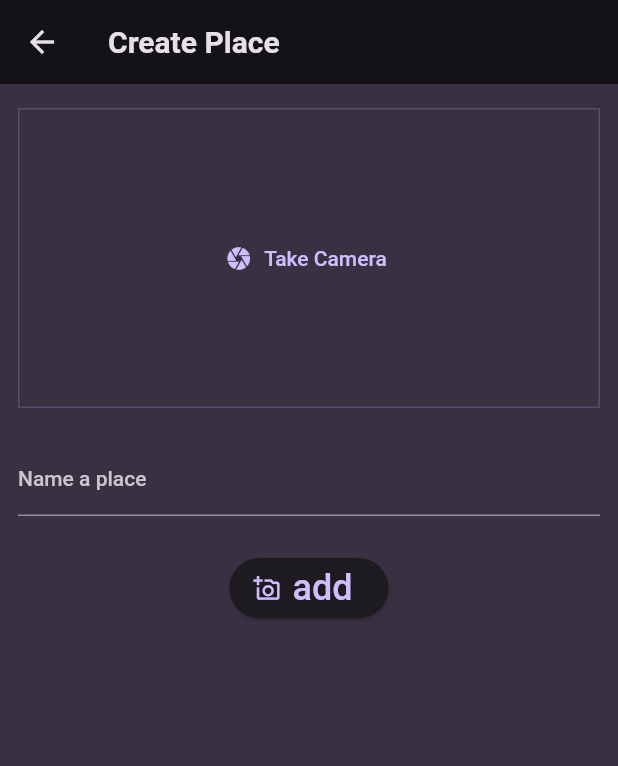
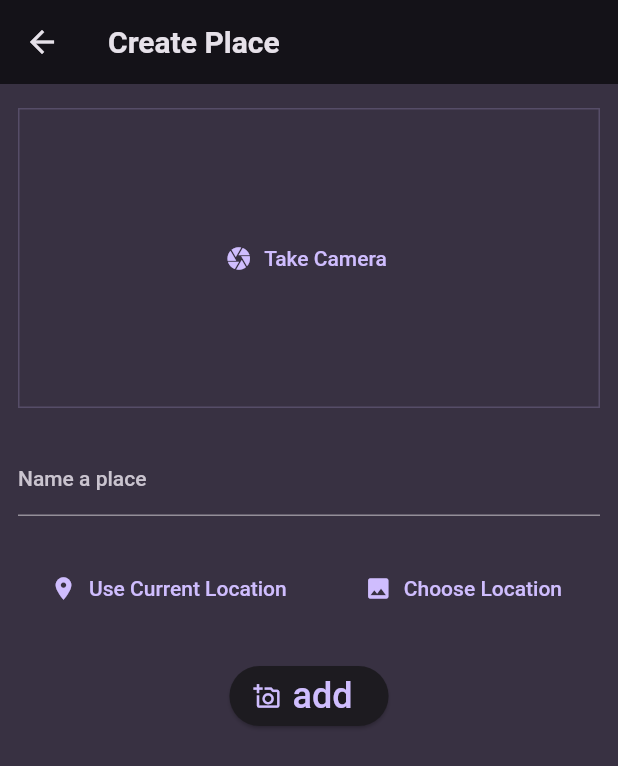
Before and after one commit to Arkar20/favourite_places, a Flutter app: the CreatePlace screen opened directly, on a phone screen of 412 x 824 dp. Shown: the top 766 px of the screen. Run offline on Flutter 3.47's test engine with Material 2 defaults, Android fonts, the phone set to English and light mode, and no system bars; our stand-ins replace flutter_riverpod, google_fonts, image_picker, riverpod.

Commit message:
buttons for location

```diff
--- a/lib/screens/CreatePlace.dart
+++ b/lib/screens/CreatePlace.dart
@@ -67,6 +67,21 @@ class _CreatePlaceState extends ConsumerState<CreatePlace> {
               Row(
                 mainAxisAlignment: MainAxisAlignment.center,
                 children: [
+                  TextButton.icon(onPressed: (){
+
+                  }, icon: const Icon(Icons.place),  label:const Text("Use Current Location")),
+                  const SizedBox(width: 24),
+                   TextButton.icon(onPressed: (){
+
+                  }, icon: const Icon(Icons.image),  label:const Text("Choose Location")),
+                ],
+              ),
+              const SizedBox(
+                height: 24,
+              ),
+              Row(
+                mainAxisAlignment: MainAxisAlignment.center,
+                children: [
                   ElevatedButton.icon(
                       onPressed: () {
                         final text = _textController.text;
--- a/pubspec.yaml
+++ b/pubspec.yaml
@@ -38,6 +38,7 @@ dependencies:
   google_fonts: ^5.1.0
   flutter_riverpod: ^2.3.6
   image_picker: ^1.0.0
+  location: ^4.4.0
 
 dev_dependencies:
   flutter_test:
```
Also changed, not shown: pubspec.lock, 2 other files.
